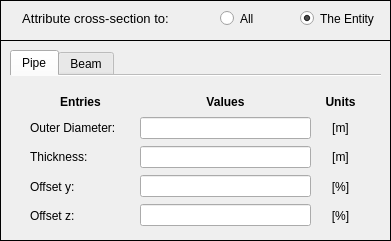
Above: pulse/uix/user_input/ui/crossSectionInput.ui from open-pulse/OpenPulse before the change. Below: the same form after it.
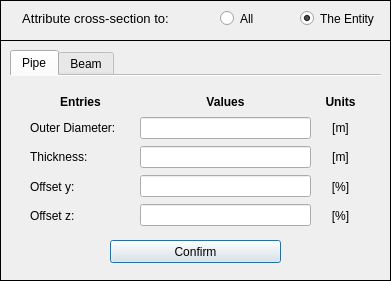
That is the form after the change. Icons and pictures are not drawn.

Diff of the .ui file:
```diff
--- a/pulse/uix/user_input/ui/crossSectionInput.ui
+++ b/pulse/uix/user_input/ui/crossSectionInput.ui
@@ -10,7 +10,7 @@
     <x>0</x>
     <y>0</y>
     <width>391</width>
-    <height>241</height>
+    <height>281</height>
    </rect>
   </property>
   <property name="sizePolicy">
@@ -19,18 +19,6 @@
     <verstretch>0</verstretch>
    </sizepolicy>
   </property>
-  <property name="minimumSize">
-   <size>
-    <width>391</width>
-    <height>241</height>
-   </size>
-  </property>
-  <property name="maximumSize">
-   <size>
-    <width>391</width>
-    <height>241</height>
-   </size>
-  </property>
   <property name="contextMenuPolicy">
    <enum>Qt::DefaultContextMenu</enum>
   </property>
@@ -50,7 +38,7 @@
      <x>0</x>
      <y>0</y>
      <width>391</width>
-     <height>241</height>
+     <height>281</height>
     </rect>
    </property>
    <property name="font">
@@ -153,7 +141,7 @@
       <x>0</x>
       <y>40</y>
       <width>391</width>
-      <height>201</height>
+      <height>241</height>
      </rect>
     </property>
     <property name="frameShape">
@@ -637,6 +625,19 @@
       </widget>
      </widget>
     </widget>
+    <widget class="QPushButton" name="pushButton_confirm">
+     <property name="geometry">
+      <rect>
+       <x>110</x>
+       <y>200</y>
+       <width>171</width>
+       <height>23</height>
+      </rect>
+     </property>
+     <property name="text">
+      <string>Confirm</string>
+     </property>
+    </widget>
    </widget>
   </widget>
  </widget>
```
